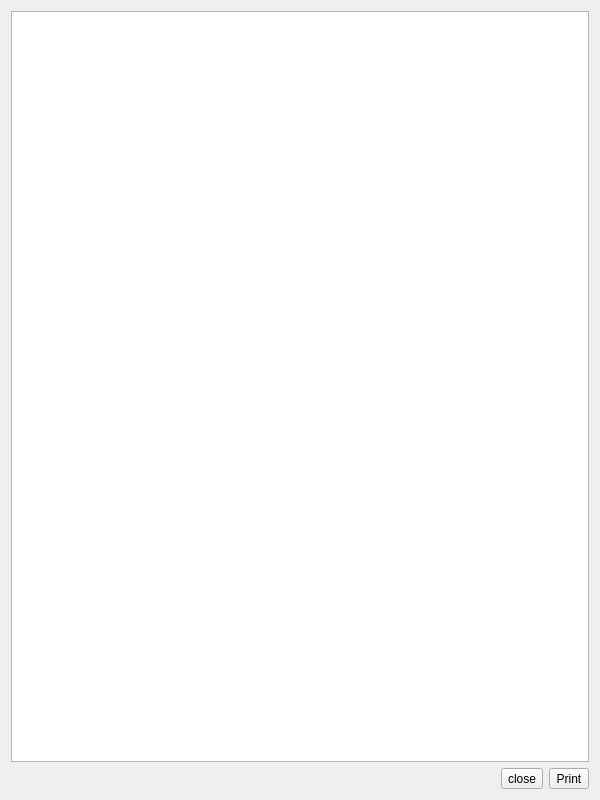
Above: pos-fe/gui/dialogs/receiptdialog.ui from sadeqAlbana/Snono-ERP before the change. Below: the same form after it.
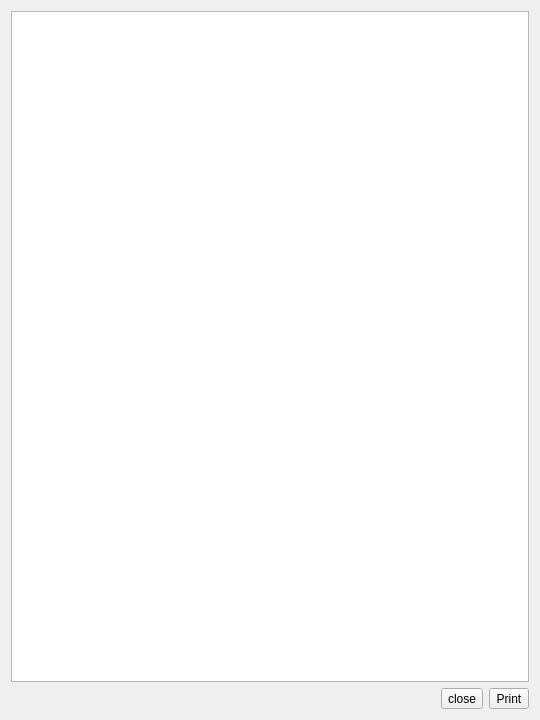
That is the form after the change.

The edit to the form file:
```diff
--- a/pos-fe/gui/dialogs/receiptdialog.ui
+++ b/pos-fe/gui/dialogs/receiptdialog.ui
@@ -6,8 +6,8 @@
    <rect>
     <x>0</x>
     <y>0</y>
-    <width>600</width>
-    <height>800</height>
+    <width>540</width>
+    <height>720</height>
    </rect>
   </property>
   <property name="windowTitle">
```
Left out of the diff: 2 changed lines with no effect on the pictures.
